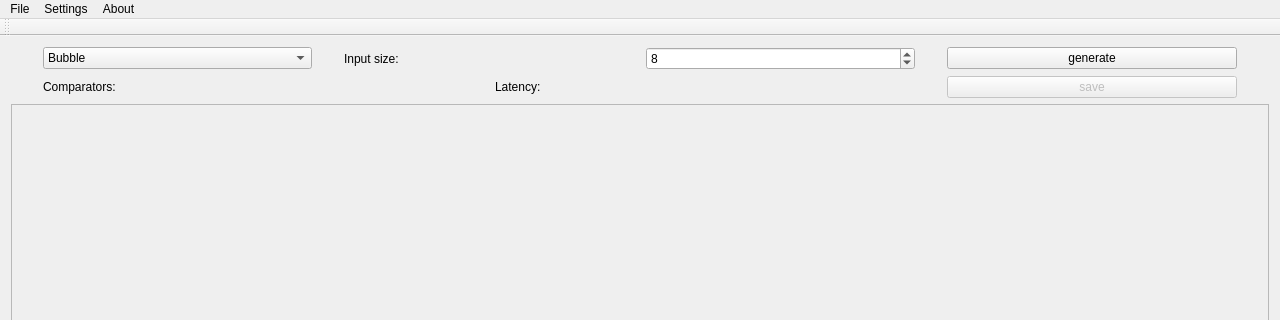
The window that Sorting-Network-Maker/ui/sorting_network_maker.ui (NIC0NIC0NI/QT-gui-toys) describes before a commit, drawn with Qt 5; both pictures show x 0 to 1280 and y 0 to 320 of the 1280 by 720 pixel window.
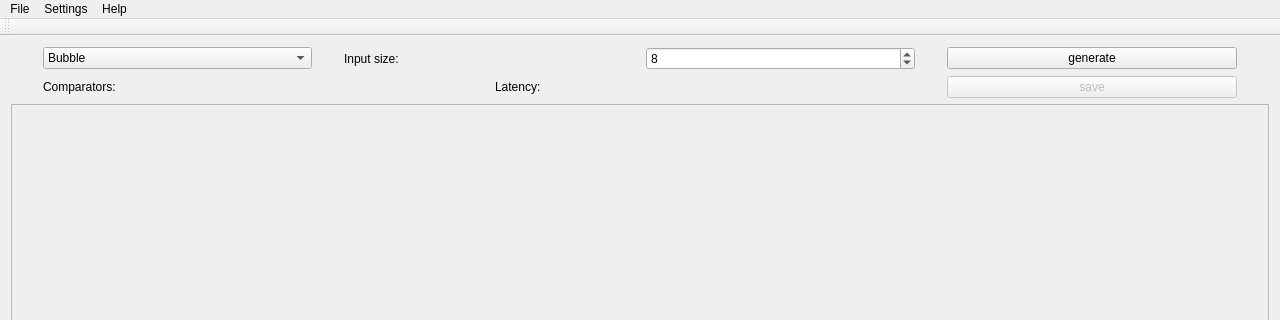
The same window after the commit. Icons and pictures are not drawn.

The edit to the form file:
```diff
--- a/Sorting-Network-Maker/ui/sorting_network_maker.ui
+++ b/Sorting-Network-Maker/ui/sorting_network_maker.ui
@@ -302,9 +302,9 @@
     <addaction name="separator"/>
     <addaction name="actionExit"/>
    </widget>
-   <widget class="QMenu" name="menuAbout">
+   <widget class="QMenu" name="menuHelp">
     <property name="title">
-     <string>About</string>
+     <string>Help</string>
     </property>
     <addaction name="actionAbout"/>
     <addaction name="actionQt"/>
@@ -334,7 +334,7 @@
    </widget>
    <addaction name="menuFile"/>
    <addaction name="menuSettings"/>
-   <addaction name="menuAbout"/>
+   <addaction name="menuHelp"/>
   </widget>
   <widget class="QToolBar" name="mainToolBar">
    <attribute name="toolBarArea">
```
Left out of the diff: 71 changed lines with no effect on the pictures.
